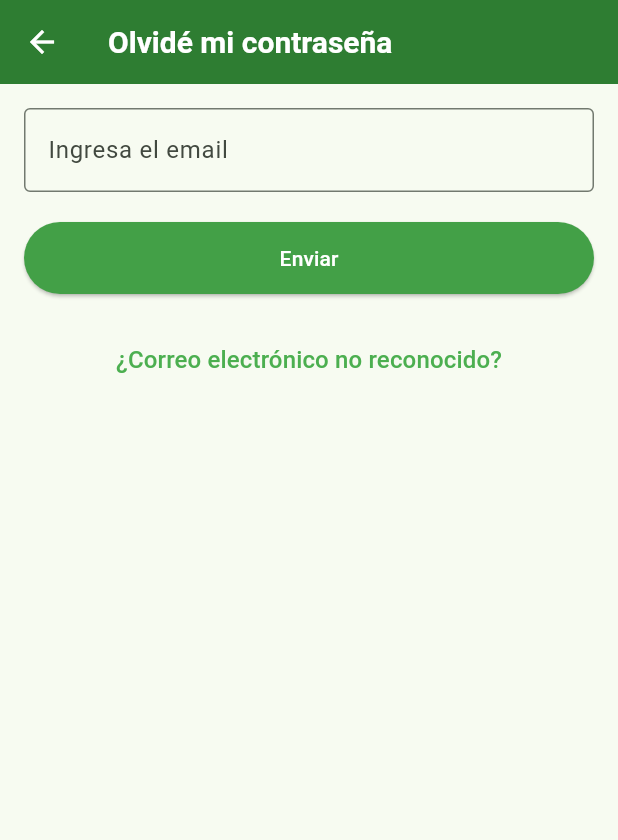
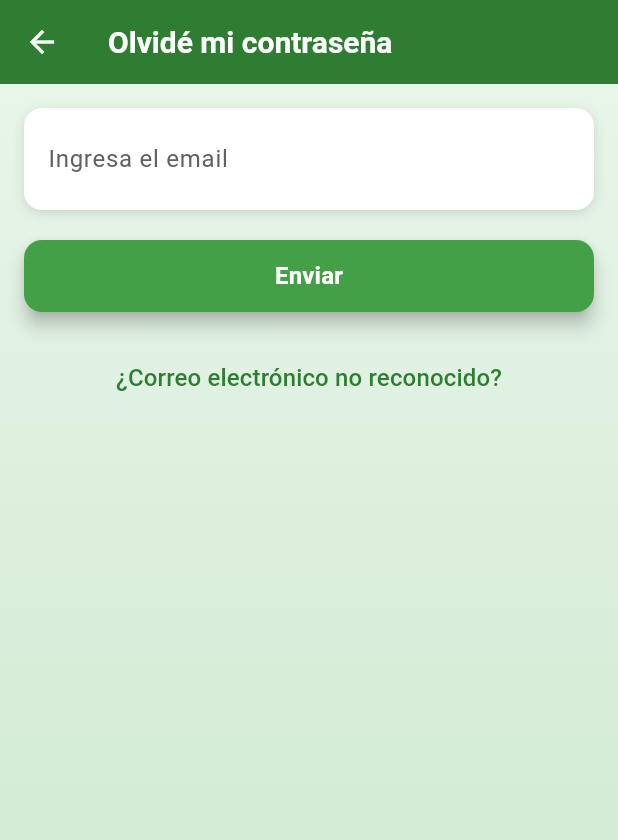
Before and after one commit to lcalorg3006/NutriFlow-apk, a Flutter app: the ForgotPasswordPage screen opened directly, on a phone screen of 412 x 824 dp. Shown: the top 840 px of the screen. Run offline on Flutter 3.47's test engine with Material 3 defaults, Android fonts, the phone set to English and light mode, and no system bars; our stand-ins replace google_fonts, google_sign_in; network calls fail; Roboto replaces fonts that are missing (Georgia).

Commit message:
Cambios en el estilo y apariencia de la screen de contraseña olvidada

```diff
--- a/lib/screens/forgot_password_page.dart
+++ b/lib/screens/forgot_password_page.dart
@@ -1,4 +1,5 @@
 import 'package:flutter/material.dart';
+import 'package:google_fonts/google_fonts.dart'; // Añadido para usar Google Fonts
 
 class ForgotPasswordPage extends StatefulWidget {
   const ForgotPasswordPage({Key? key}) : super(key: key);
@@ -9,20 +10,22 @@ class ForgotPasswordPage extends StatefulWidget {
 
 class _ForgotPasswordPageState extends State<ForgotPasswordPage> {
   final TextEditingController _emailController = TextEditingController();
+
+  // Mensaje de error en rojo si el email no contiene '@'
   String? _errorMessage; // Mensaje de error en rojo si el email no contiene '@'
 
   @override
   Widget build(BuildContext context) {
+    // Colores base (verdes) para la UI
     const Color primaryGreen = Color(0xFF2E7D32);
     const Color buttonGreen = Color(0xFF43A047);
 
     return Scaffold(
       appBar: AppBar(
         backgroundColor: primaryGreen,
-        title: const Text(
+        title: Text(
           'Olvidé mi contraseña',
-          style: TextStyle(
-            fontFamily: 'Georgia',
+          style: GoogleFonts.roboto(
             fontSize: 20,
             fontWeight: FontWeight.bold,
             color: Colors.white,
@@ -34,7 +37,20 @@ class _ForgotPasswordPageState extends State<ForgotPasswordPage> {
           color: Colors.white,
         ),
       ),
-      body: SingleChildScrollView(
+      body: SizedBox(
+        // Abarca todo el alto y ancho de la pantalla
+        width: double.infinity,
+        height: double.infinity,
+        // Fondo con gradiente que llena la pantalla
+        child: Container(
+          decoration: const BoxDecoration(
+            gradient: LinearGradient(
+              colors: [Color(0xFFE8F5E9), Color(0xFFC8E6C9)],
+              begin: Alignment.topCenter,
+              end: Alignment.bottomCenter,
+            ),
+          ),
+          child: SingleChildScrollView(
             padding: const EdgeInsets.all(16.0),
             child: Column(
               children: [
@@ -48,12 +64,31 @@ class _ForgotPasswordPageState extends State<ForgotPasswordPage> {
                 ],
 
                 // Campo de texto para el email
-            TextField(
+                Container(
+                  decoration: BoxDecoration(
+                    color: Colors.white,
+                    borderRadius: BorderRadius.circular(12),
+                    boxShadow: const [
+                      BoxShadow(
+                        color: Colors.black12,
+                        blurRadius: 6,
+                        offset: Offset(0, 2),
+                      ),
+                    ],
+                  ),
+                  child: TextField(
                     controller: _emailController,
                     keyboardType: TextInputType.emailAddress,
-              decoration: const InputDecoration(
+                    style: const TextStyle(fontSize: 16),
+                    decoration: InputDecoration(
                       labelText: 'Ingresa el email',
-                border: OutlineInputBorder(),
+                      labelStyle: TextStyle(color: Colors.grey.shade700),
+                      border: InputBorder.none,
+                      contentPadding: const EdgeInsets.symmetric(
+                        horizontal: 16,
+                        vertical: 14,
+                      ),
+                    ),
                   ),
                 ),
                 const SizedBox(height: 20),
@@ -65,6 +100,10 @@ class _ForgotPasswordPageState extends State<ForgotPasswordPage> {
                   child: ElevatedButton(
                     style: ElevatedButton.styleFrom(
                       backgroundColor: buttonGreen,
+                      shape: RoundedRectangleBorder(
+                        borderRadius: BorderRadius.circular(12),
+                      ),
+                      elevation: 5,
                     ),
                     onPressed: () {
                       final String email = _emailController.text.trim();
@@ -80,9 +119,13 @@ class _ForgotPasswordPageState extends State<ForgotPasswordPage> {
                         // TODO: Lógica para recuperar contraseña
                       }
                     },
-                child: const Text(
+                    child: Text(
                       'Enviar',
-                  style: TextStyle(color: Colors.white),
+                      style: GoogleFonts.roboto(
+                        color: Colors.white,
+                        fontWeight: FontWeight.bold,
+                        fontSize: 16,
+                      ),
                     ),
                   ),
                 ),
@@ -93,10 +136,10 @@ class _ForgotPasswordPageState extends State<ForgotPasswordPage> {
                   onPressed: () {
                     // TODO: Acciones adicionales
                   },
-              child: const Text(
+                  child: Text(
                     '¿Correo electrónico no reconocido?',
-                style: TextStyle(
-                  color: Colors.green,
+                    style: GoogleFonts.roboto(
+                      color: primaryGreen,
                       fontSize: 16,
                     ),
                   ),
@@ -104,6 +147,8 @@ class _ForgotPasswordPageState extends State<ForgotPasswordPage> {
               ],
             ),
           ),
+        ),
+      ),
     );
   }
 }
```
Lines whose indentation alone changed are shown as unchanged.
